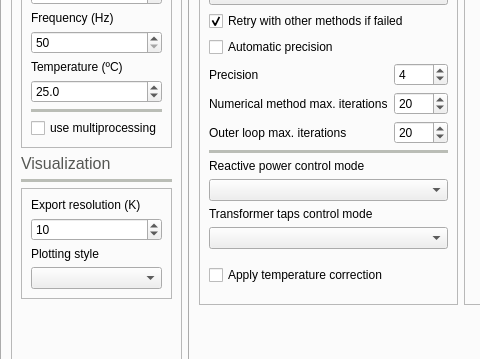
Above: UnderDevelopment/GridCal/Gui/Main/MainWindow.ui from SanPen/GridCal before the change; both pictures show x 0 to 480 and y 175 to 534 of the 1212 by 799 pixel window. Below: the same form after it.
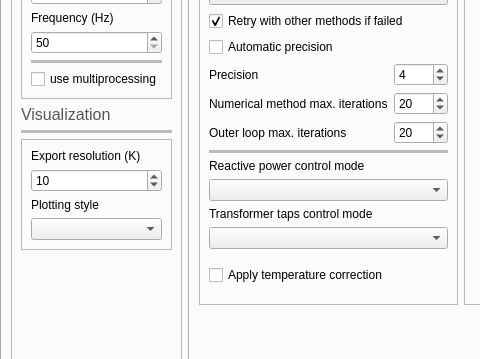
That is the form after the change. The open tabs and pages were chosen to show the change. Icons and pictures are not drawn. Custom widgets are drawn as their Qt base class.

Commit message: Removed the global temperature setting

Patch:
```diff
--- a/UnderDevelopment/GridCal/Gui/Main/MainWindow.ui
+++ b/UnderDevelopment/GridCal/Gui/Main/MainWindow.ui
@@ -3383,29 +3383,6 @@
                 </property>
                </widget>
               </item>
-              <item>
-               <widget class="QLabel" name="label_40">
-                <property name="text">
-                 <string>Temperature (ºC)</string>
-                </property>
-               </widget>
-              </item>
-              <item>
-               <widget class="QDoubleSpinBox" name="temperature_doubleSpinBox">
-                <property name="decimals">
-                 <number>1</number>
-                </property>
-                <property name="minimum">
-                 <double>-100.000000000000000</double>
-                </property>
-                <property name="maximum">
-                 <double>100.000000000000000</double>
-                </property>
-                <property name="value">
-                 <double>25.000000000000000</double>
-                </property>
-               </widget>
-              </item>
               <item>
                <widget class="Line" name="line_19">
                 <property name="palette">
```
Left out of the diff: 4 changed lines with no effect on the pictures.
